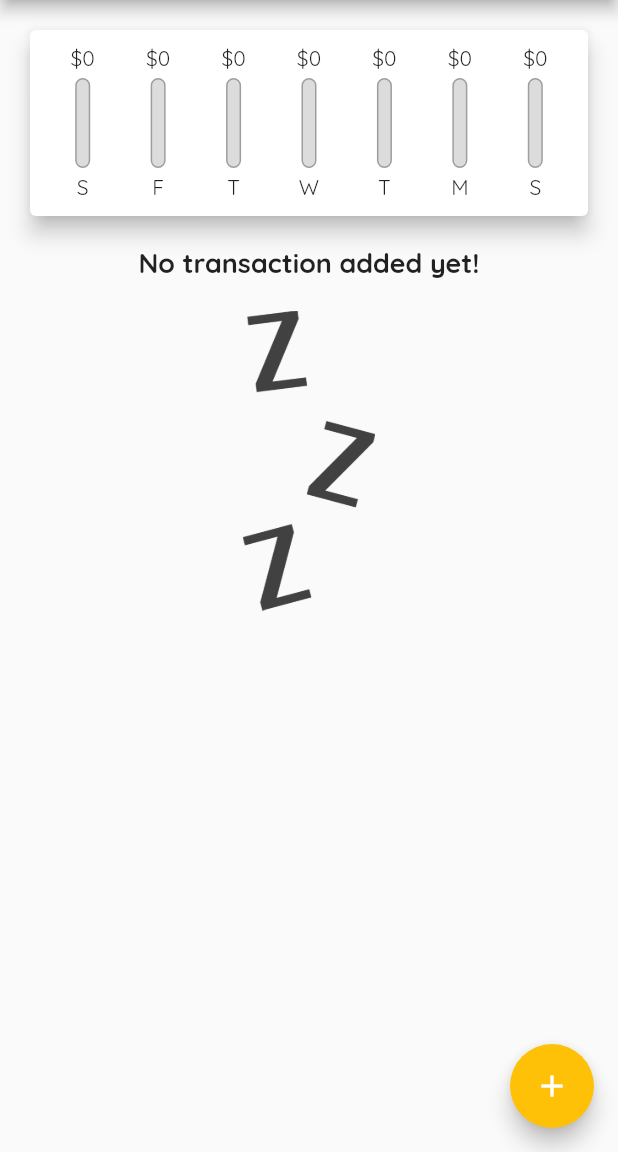
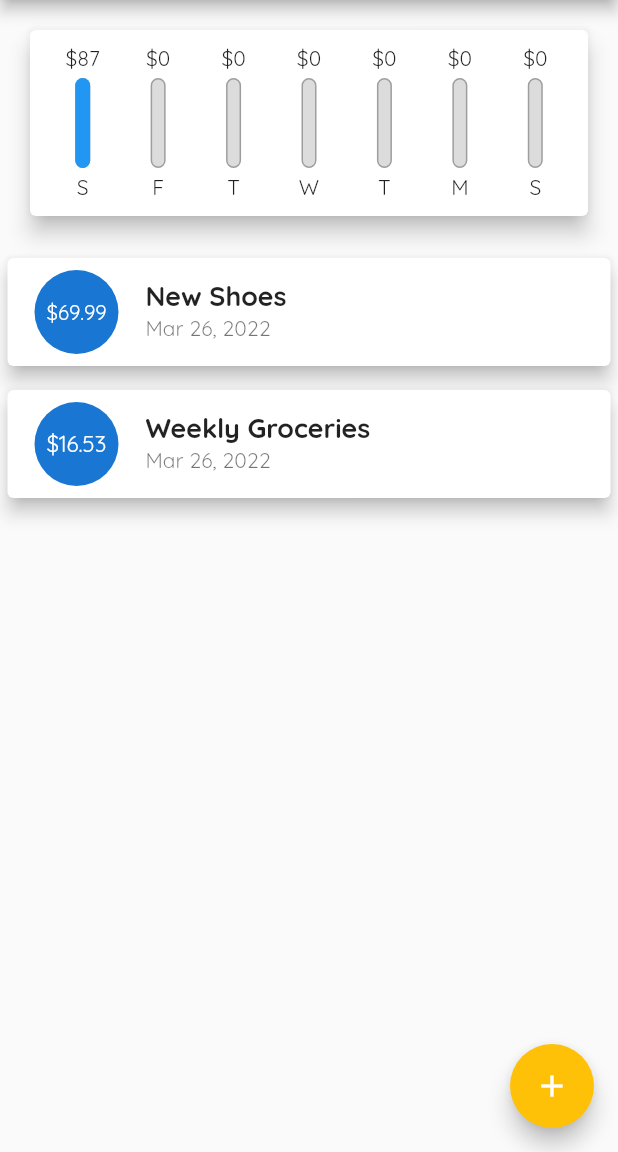
Before and after one commit to absolute-vijju/Personal-Expenses-Flutter, a Flutter app: the screen it shows after launch, on a phone screen of 412 x 824 dp, the part 84-1236 px from its top. Run offline on Flutter 3.47's test engine with Material 2 defaults, Android fonts, the phone set to English and light mode, and no system bars.

Commit message:
Added ListTile(instead of nested widget for Listview's row).

```diff
--- a/lib/main.dart
+++ b/lib/main.dart
@@ -44,18 +44,18 @@ class MyHomePage extends StatefulWidget {
 
 class _MyHomePageState extends State<MyHomePage> {
   final List<Transaction> _userTransactions = [
-    // Transaction(
-    //   id: "t1",
-    //   title: "New Shoes",
-    //   amount: 69.99,
-    //   date: DateTime.now(),
-    // ),
-    // Transaction(
-    //   id: "t2",
-    //   title: "Weekly Groceries",
-    //   amount: 16.53,
-    //   date: DateTime.now(),
-    // ),
+    Transaction(
+      id: "t1",
+      title: "New Shoes",
+      amount: 69.99,
+      date: DateTime.now(),
+    ),
+    Transaction(
+      id: "t2",
+      title: "Weekly Groceries",
+      amount: 16.53,
+      date: DateTime.now(),
+    ),
   ];
 
   List<Transaction> get _recentTransactions {
--- a/lib/widgets/transaction_list.dart
+++ b/lib/widgets/transaction_list.dart
@@ -34,44 +34,28 @@ class TransactionList extends StatelessWidget {
             : ListView.builder(
                 itemBuilder: (context, index) {
                   return Card(
-                    child: Row(
-                      children: [
-                        Container(
-                          margin: const EdgeInsets.symmetric(
-                              vertical: 10, horizontal: 15),
-                          decoration: BoxDecoration(
-                            border: Border.all(
-                              color: Theme.of(context).primaryColor,
-                              width: 1,
-                            ),
-                          ),
+                    margin:
+                        const EdgeInsets.symmetric(vertical: 8, horizontal: 5),
+                    elevation: 5,
+                    child: ListTile(
+                      leading: CircleAvatar(
+                        radius: 30,
+                        child: Padding(
                           padding: const EdgeInsets.all(10),
-                          child: Text(
-                            "\$${transactions[index].amount.toStringAsFixed(2)}",
-                            style: TextStyle(
-                              color: Theme.of(context).primaryColor,
-                              fontSize: 20,
-                              fontWeight: FontWeight.bold,
+                          child: FittedBox(
+                            child: Text(
+                              "\$${transactions[index].amount}",
                             ),
                           ),
                         ),
-                        Column(
-                          crossAxisAlignment: CrossAxisAlignment.start,
-                          children: [
-                            Text(
-                              transactions[index].title,
-                              style: Theme.of(context).textTheme.headline6,
-                            ),
-                            Text(
-                              DateFormat.yMMMMd()
-                                  .format(transactions[index].date),
-                              style: const TextStyle(
-                                color: Colors.grey,
-                              ),
-                            ),
-                          ],
-                        )
-                      ],
+                      ),
+                      title: Text(
+                        transactions[index].title,
+                        style: Theme.of(context).textTheme.headline6,
+                      ),
+                      subtitle: Text(
+                        DateFormat.yMMMd().format(transactions[index].date),
+                      ),
                     ),
                   );
                 },
```
Also changed, not shown: 1 other file.
